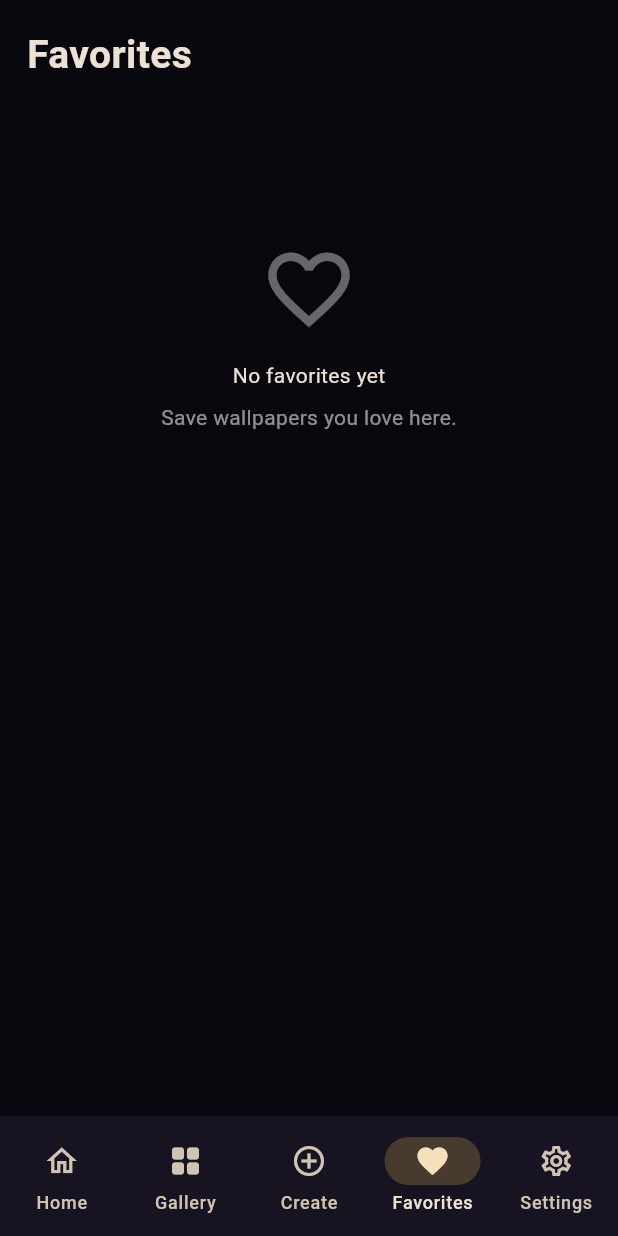
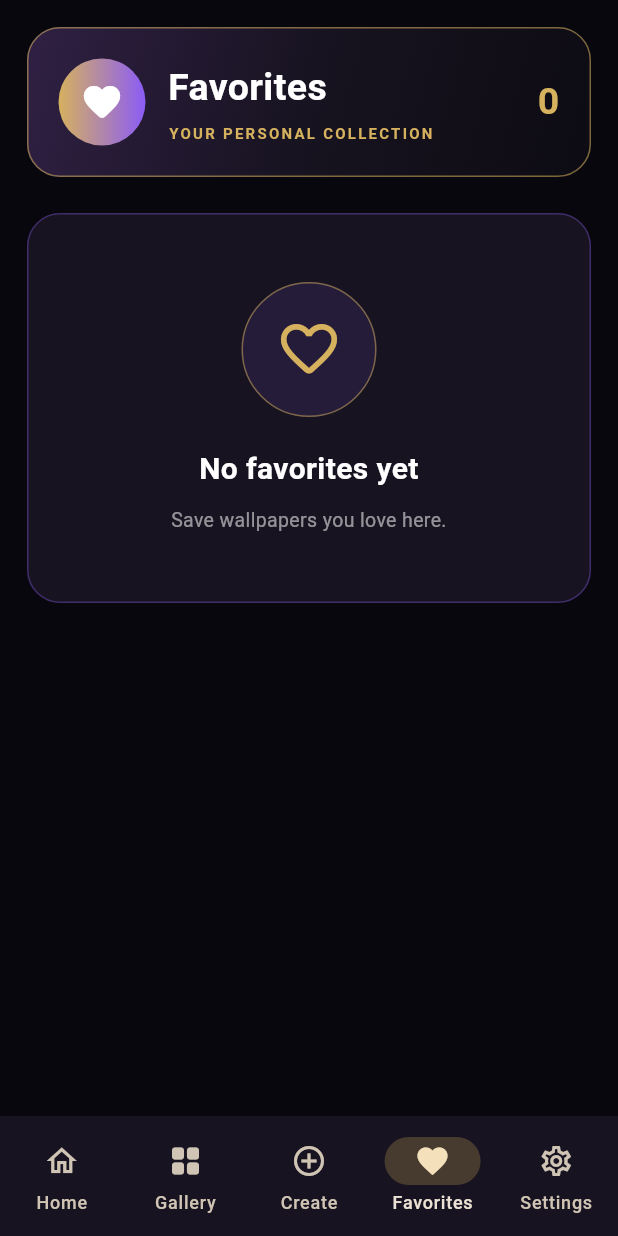
Before and after one commit to ymohammod792-ai/live-wallpaper-pro, a Flutter app: the screen it shows after launch, item 4 of the bottom bar chosen, on a phone screen of 412 x 824 dp. Run offline on Flutter 3.47's test engine with Material 3 defaults, Android fonts, the phone set to English and light mode, and no system bars; our stand-ins replace image_picker, video_player.

Commit message:
Upgrade premium favorites page

```diff
--- a/lib/main.dart
+++ b/lib/main.dart
@@ -926,27 +926,127 @@ class _MainScreenState extends State<MainScreen> {
     return ListView(
       padding: const EdgeInsets.all(18),
       children: [
-        Text(
-          tr('favorites'),
-          style: const TextStyle(fontSize: 26, fontWeight: FontWeight.bold),
+        Container(
+          padding: const EdgeInsets.all(20),
+          decoration: BoxDecoration(
+            borderRadius: BorderRadius.circular(22),
+            border: Border.all(
+              color: const Color(0xFFD6B15E).withValues(alpha: 0.55),
+            ),
+            gradient: const LinearGradient(
+              colors: [
+                Color(0xFF302044),
+                Color(0xFF171320),
+                Color(0xFF0D0B13),
+              ],
+              begin: Alignment.topLeft,
+              end: Alignment.bottomRight,
+            ),
+          ),
+          child: Row(
+            children: [
+              Container(
+                width: 58,
+                height: 58,
+                decoration: const BoxDecoration(
+                  shape: BoxShape.circle,
+                  gradient: LinearGradient(
+                    colors: [Color(0xFFD6B15E), Color(0xFF8B5CF6)],
+                  ),
+                ),
+                child: const Icon(
+                  Icons.favorite_rounded,
+                  color: Colors.white,
+                  size: 29,
+                ),
+              ),
+              const SizedBox(width: 15),
+              Expanded(
+                child: Column(
+                  crossAxisAlignment: CrossAxisAlignment.start,
+                  children: [
+                    Text(
+                      tr('favorites'),
+                      style: const TextStyle(
+                        fontSize: 25,
+                        fontWeight: FontWeight.bold,
+                        color: Colors.white,
+                      ),
+                    ),
+                    const SizedBox(height: 5),
+                    const Text(
+                      'YOUR PERSONAL COLLECTION',
+                      style: TextStyle(
+                        color: Color(0xFFD6B15E),
+                        fontSize: 10,
+                        letterSpacing: 1.5,
+                        fontWeight: FontWeight.bold,
+                      ),
+                    ),
+                  ],
+                ),
+              ),
+              Text(
+                '${saved.length}',
+                style: const TextStyle(
+                  color: Color(0xFFD6B15E),
+                  fontSize: 25,
+                  fontWeight: FontWeight.bold,
+                ),
+              ),
+            ],
+          ),
         ),
-        const SizedBox(height: 25),
+        const SizedBox(height: 24),
         if (saved.isEmpty)
-          Center(
+          Container(
+            padding: const EdgeInsets.symmetric(
+              vertical: 45,
+              horizontal: 20,
+            ),
+            decoration: BoxDecoration(
+              color: const Color(0xFF171320),
+              borderRadius: BorderRadius.circular(22),
+              border: Border.all(
+                color: const Color(0xFF8B5CF6).withValues(alpha: 0.35),
+              ),
+            ),
             child: Column(
               children: [
-                const SizedBox(height: 80),
-                const Icon(
-                  Icons.favorite_border,
-                  size: 65,
-                  color: Colors.white38,
+                Container(
+                  width: 90,
+                  height: 90,
+                  decoration: BoxDecoration(
+                    shape: BoxShape.circle,
+                    color: const Color(0xFF8B5CF6).withValues(alpha: 0.12),
+                    border: Border.all(
+                      color: const Color(0xFFD6B15E).withValues(alpha: 0.5),
+                    ),
+                  ),
+                  child: const Icon(
+                    Icons.favorite_border_rounded,
+                    size: 45,
+                    color: Color(0xFFD6B15E),
+                  ),
                 ),
-                const SizedBox(height: 15),
-                Text(tr('empty')),
-                const SizedBox(height: 8),
+                const SizedBox(height: 20),
+                Text(
+                  tr('empty'),
+                  textAlign: TextAlign.center,
+                  style: const TextStyle(
+                    fontSize: 20,
+                    fontWeight: FontWeight.bold,
+                    color: Colors.white,
+                  ),
+                ),
+                const SizedBox(height: 10),
                 Text(
                   tr('emptySub'),
-                  style: const TextStyle(color: Colors.white54),
+                  textAlign: TextAlign.center,
+                  style: const TextStyle(
+                    color: Colors.white54,
+                    fontSize: 13,
+                  ),
                 ),
               ],
             ),
```
